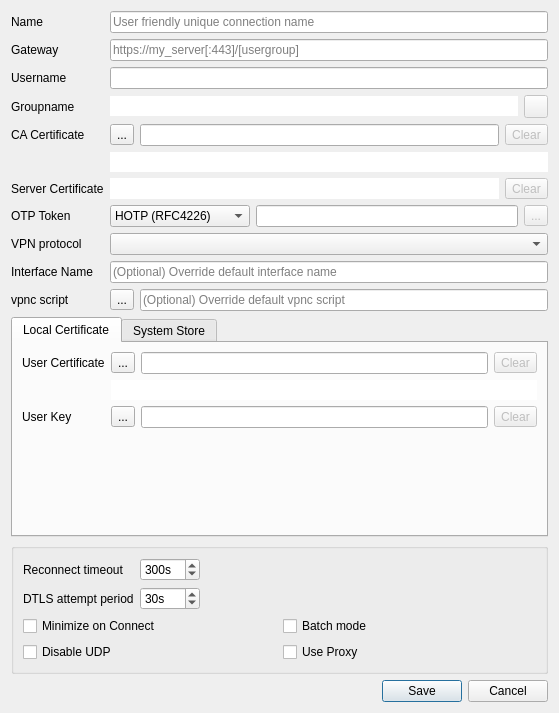
The window that src/dialog/editdialog.ui (maxsky/openconnect-gui) describes before a commit, drawn with Qt 5.
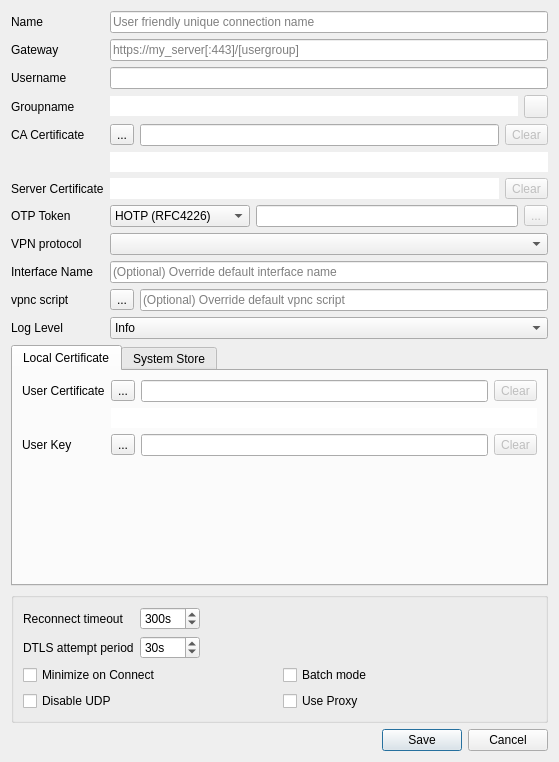
The same window after the commit. Icons and pictures are not drawn.

Commit message: Added option to set openconnect loglevel and default to PRG_INFO

```diff
--- a/src/dialog/editdialog.ui
+++ b/src/dialog/editdialog.ui
@@ -7,7 +7,7 @@
     <x>0</x>
     <y>0</y>
     <width>559</width>
-    <height>713</height>
+    <height>762</height>
    </rect>
   </property>
   <property name="windowTitle">
@@ -347,6 +347,49 @@
        </item>
       </layout>
      </item>
+     <item row="12" column="1">
+      <widget class="QComboBox" name="loglevelBox">
+       <property name="sizePolicy">
+        <sizepolicy hsizetype="Expanding" vsizetype="Fixed">
+         <horstretch>0</horstretch>
+         <verstretch>0</verstretch>
+        </sizepolicy>
+       </property>
+       <property name="currentIndex">
+        <number>1</number>
+       </property>
+       <property name="maxVisibleItems">
+        <number>4</number>
+       </property>
+       <item>
+        <property name="text">
+         <string>Error</string>
+        </property>
+       </item>
+       <item>
+        <property name="text">
+         <string>Info</string>
+        </property>
+       </item>
+       <item>
+        <property name="text">
+         <string>Debug</string>
+        </property>
+       </item>
+       <item>
+        <property name="text">
+         <string>Trace</string>
+        </property>
+       </item>
+      </widget>
+     </item>
+     <item row="12" column="0">
+      <widget class="QLabel" name="logLevelLabel">
+       <property name="text">
+        <string>Log Level</string>
+       </property>
+      </widget>
+     </item>
     </layout>
    </item>
    <item>
```
The commit also changes 4 other files.
